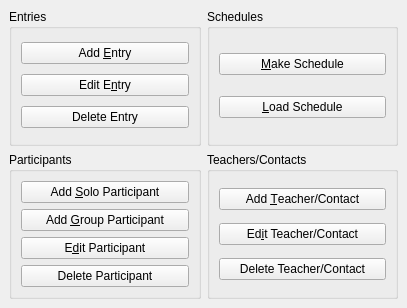
Old version of the form Forms/ui_mainwindow.ui in the repository diana134/afs.
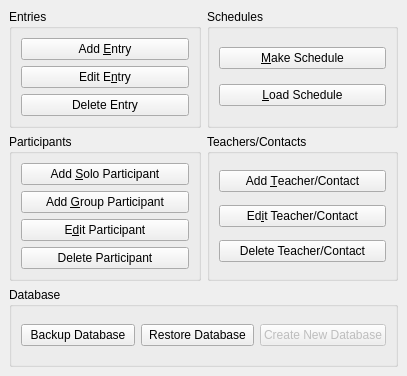
New version of the form.

Commit message: Can backup and restore db. Not thoroughly tested, but seems to work.

Diff of the .ui file:
```diff
--- a/Forms/ui_mainwindow.ui
+++ b/Forms/ui_mainwindow.ui
@@ -7,7 +7,7 @@
     <x>0</x>
     <y>0</y>
     <width>407</width>
-    <height>308</height>
+    <height>376</height>
    </rect>
   </property>
   <property name="windowTitle">
@@ -141,6 +141,39 @@
       </layout>
      </widget>
     </item>
+    <item row="3" column="0" colspan="2">
+     <widget class="QGroupBox" name="groupBox_5">
+      <property name="title">
+       <string>Database</string>
+      </property>
+      <layout class="QHBoxLayout" name="horizontalLayout">
+       <item>
+        <widget class="QPushButton" name="backupDbBtn">
+         <property name="text">
+          <string>Backup Database</string>
+         </property>
+        </widget>
+       </item>
+       <item>
+        <widget class="QPushButton" name="restoreDbBtn">
+         <property name="text">
+          <string>Restore Database</string>
+         </property>
+        </widget>
+       </item>
+       <item>
+        <widget class="QPushButton" name="createNewDbBtn">
+         <property name="enabled">
+          <bool>false</bool>
+         </property>
+         <property name="text">
+          <string>Create New Database</string>
+         </property>
+        </widget>
+       </item>
+      </layout>
+     </widget>
+    </item>
    </layout>
   </widget>
  </widget>
```
The commit also changes 3 other files.
